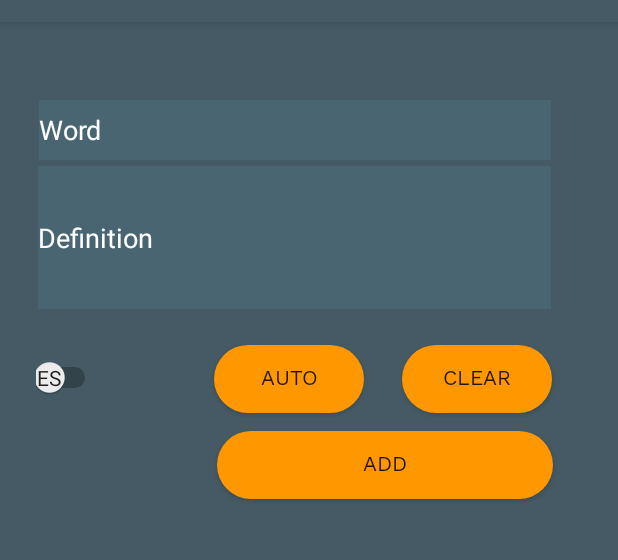
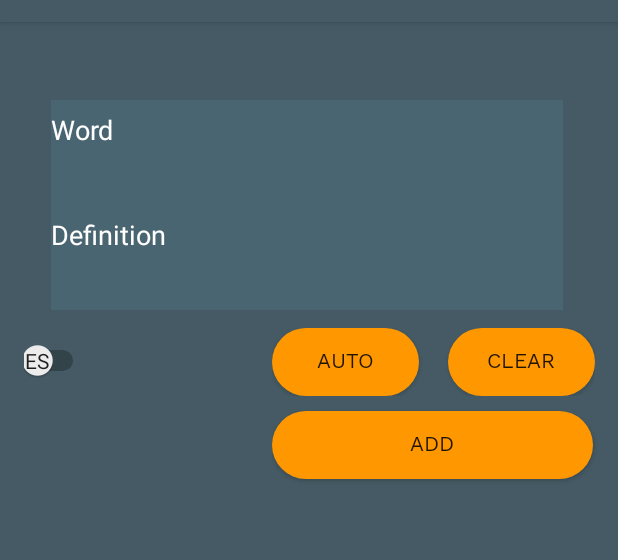
Before and after one commit to jnrdrgz/WordsWorthToRemember, an Android app: the NewWordActivity screen opened directly, with no data from a screen before it, on a phone screen of 412 x 824 dp, the part 62-622 px from its top. Run offline under Robolectric (Android 15) with nearby library versions, the phone set to English and light mode, and no system bars; libraries missing offline, so code that uses them is left out: com.loopj.android, cz.msebera.android.

Commit message:
layout corrected

```diff
--- a/app/src/main/res/layout/activity_edit_word.xml
+++ b/app/src/main/res/layout/activity_edit_word.xml
@@ -42,11 +42,11 @@
         android:id="@+id/button_save"
         android:layout_width="93dp"
         android:layout_height="46dp"
-        android:layout_marginTop="16dp"
-        android:layout_marginEnd="48dp"
+        android:layout_marginTop="24dp"
+        android:layout_marginEnd="36dp"
+        android:background="@drawable/button_shape"
+        android:fontFamily="@font/work_sans"
         android:text="Save"
         app:layout_constraintEnd_toEndOf="parent"
-        app:layout_constraintTop_toBottomOf="@+id/box_word"
-        android:background="@drawable/button_shape"
-        android:fontFamily="@font/work_sans"/>
+        app:layout_constraintTop_toBottomOf="@+id/box_word" />
 </android.support.constraint.ConstraintLayout>
--- a/app/src/main/res/layout/activity_new_word.xml
+++ b/app/src/main/res/layout/activity_new_word.xml
@@ -9,16 +9,15 @@
 
     <EditText
         android:id="@+id/box_definition"
-        android:layout_width="342dp"
-        android:layout_height="95dp"
-        android:layout_marginTop="4dp"
+        android:layout_width="341dp"
+        android:layout_height="100dp"
         android:background="@color/colorBackgroundSecondary"
         android:ems="10"
         android:inputType="text"
         android:text="Definition"
         android:textColor="#FFFFFF"
         app:layout_constraintEnd_toEndOf="parent"
-        app:layout_constraintHorizontal_bias="0.362"
+        app:layout_constraintHorizontal_bias="0.485"
         app:layout_constraintStart_toStartOf="parent"
         app:layout_constraintTop_toBottomOf="@+id/box_word" />
 
@@ -33,7 +32,7 @@
         android:text="Word"
         android:textColor="#FFFFFF"
         app:layout_constraintEnd_toEndOf="parent"
-        app:layout_constraintHorizontal_bias="0.371"
+        app:layout_constraintHorizontal_bias="0.485"
         app:layout_constraintStart_toStartOf="parent"
         app:layout_constraintTop_toTopOf="parent" />
 
@@ -41,8 +40,8 @@
         android:id="@+id/lang_switch"
         android:layout_width="43dp"
         android:layout_height="43dp"
-        android:layout_marginStart="24dp"
-        android:layout_marginTop="24dp"
+        android:layout_marginStart="16dp"
+        android:layout_marginTop="12dp"
         android:checked="false"
         android:showText="true"
         android:splitTrack="false"
@@ -52,51 +51,68 @@
         app:layout_constraintTop_toBottomOf="@+id/box_definition"
         tools:checked="false" />
 
-    <Button
-        android:id="@+id/button_clear"
-        android:layout_width="100dp"
+    <ProgressBar
+        android:id="@+id/progressBarWordRequest"
+        style="?android:attr/progressBarStyle"
+        android:layout_width="46dp"
         android:layout_height="45dp"
-        android:layout_marginTop="24dp"
-        android:background="@drawable/button_shape"
-        android:fontFamily="@font/work_sans"
-        android:text="Clear"
+        android:layout_marginTop="12dp"
+        android:visibility="invisible"
+        app:layout_constraintStart_toEndOf="@+id/lang_switch"
+        app:layout_constraintTop_toBottomOf="@+id/box_definition" />
+
+    <LinearLayout
+        android:layout_width="225dp"
+        android:layout_height="106dp"
+        android:layout_marginTop="12dp"
+        android:orientation="vertical"
         app:layout_constraintEnd_toEndOf="parent"
-        app:layout_constraintHorizontal_bias="0.362"
-        app:layout_constraintStart_toEndOf="@+id/button_auto"
-        app:layout_constraintTop_toBottomOf="@+id/box_definition" />
+        app:layout_constraintHorizontal_bias="0.933"
+        app:layout_constraintStart_toEndOf="@+id/progressBarWordRequest"
+        app:layout_constraintTop_toBottomOf="@+id/box_definition">
+
+        <LinearLayout
+            android:layout_width="215dp"
+            android:layout_height="45dp"
+            android:orientation="horizontal">
 
             <Button
                 android:id="@+id/button_auto"
-        android:layout_width="100dp"
+                android:layout_width="98dp"
                 android:layout_height="45dp"
-        android:layout_marginStart="28dp"
-        android:layout_marginTop="24dp"
+                android:layout_alignParentRight="true"
                 android:background="@drawable/button_shape"
                 android:fontFamily="@font/work_sans"
-        android:text="Auto"
-        app:layout_constraintStart_toEndOf="@+id/progressBarWordRequest"
-        app:layout_constraintTop_toBottomOf="@+id/box_definition" />
+                android:text="Auto" />
+
+            <Space
+                android:layout_width="20dp"
+                android:layout_height="match_parent"
+                android:layout_weight="1" />
 
             <Button
+                android:id="@+id/button_clear"
+                android:layout_width="98dp"
+                android:layout_height="45dp"
+                android:layout_alignParentLeft="true"
                 android:background="@drawable/button_shape"
                 android:fontFamily="@font/work_sans"
+                android:text="Clear" />
+        </LinearLayout>
+
+        <Space
+            android:layout_width="match_parent"
+            android:layout_height="10dp"
+
+            />
+
+        <Button
             android:id="@+id/button_add"
-        android:layout_width="224dp"
+            android:layout_width="214dp"
             android:layout_height="45dp"
-        android:layout_marginTop="12dp"
-        android:text="Add"
-        app:layout_constraintEnd_toEndOf="parent"
-        app:layout_constraintHorizontal_bias="0.77"
-        app:layout_constraintStart_toStartOf="parent"
-        app:layout_constraintTop_toBottomOf="@+id/button_auto" />
+            android:background="@drawable/button_shape"
+            android:fontFamily="@font/work_sans"
+            android:text="Add" />
+    </LinearLayout>
 
-    <ProgressBar
-        android:id="@+id/progressBarWordRequest"
-        style="?android:attr/progressBarStyle"
-        android:layout_width="47dp"
-        android:layout_height="44dp"
-        android:layout_marginTop="24dp"
-        android:visibility="invisible"
-        app:layout_constraintStart_toEndOf="@+id/lang_switch"
-        app:layout_constraintTop_toBottomOf="@+id/box_definition" />
 </android.support.constraint.ConstraintLayout>
--- a/app/src/main/res/layout/activity_settings.xml
+++ b/app/src/main/res/layout/activity_settings.xml
@@ -5,6 +5,4 @@
     android:layout_width="match_parent"
     android:layout_height="match_parent"
     tools:context=".SettingsActivity"
-    android:background="@color/colorBackground">
-
-</android.support.constraint.ConstraintLayout>
+    android:background="@color/colorBackground"/>
--- a/app/src/main/res/layout/activity_word_from_notification.xml
+++ b/app/src/main/res/layout/activity_word_from_notification.xml
@@ -11,31 +11,30 @@
         android:id="@+id/textView_definition"
         android:layout_width="364dp"
         android:layout_height="519dp"
-        android:layout_marginTop="12dp"
         android:background="@color/colorBackgroundSecondary"
+        android:fontFamily="@font/work_sans"
         android:text="TextView"
         android:textColor="#FFFFFF"
+
         app:layout_constraintEnd_toEndOf="parent"
-
         app:layout_constraintHorizontal_bias="0.489"
         app:layout_constraintStart_toStartOf="parent"
-        app:layout_constraintTop_toBottomOf="@+id/textView_word"
-        android:fontFamily="@font/work_sans"/>
+        app:layout_constraintTop_toBottomOf="@+id/textView_word" />
 
     <TextView
         android:id="@+id/textView_word"
-        android:layout_width="371dp"
-        android:layout_height="41dp"
+        android:layout_width="362dp"
+        android:layout_height="40dp"
         android:layout_marginTop="33dp"
         android:layout_marginBottom="23dp"
         android:background="@color/colorBackgroundSecondary"
+        android:fontFamily="@font/work_sans"
         android:text="TextView"
         android:textColor="#FFFFFF"
         app:layout_constraintBottom_toTopOf="@+id/textView_definition"
         app:layout_constraintEnd_toEndOf="parent"
-        app:layout_constraintHorizontal_bias="0.389"
 
+        app:layout_constraintHorizontal_bias="0.469"
         app:layout_constraintStart_toStartOf="parent"
-        app:layout_constraintTop_toTopOf="parent"
-        android:fontFamily="@font/work_sans"/>
+        app:layout_constraintTop_toTopOf="parent" />
 </android.support.constraint.ConstraintLayout>
```
Also changed, not shown: 1 other file. Lines whose indentation alone changed are shown as unchanged.
